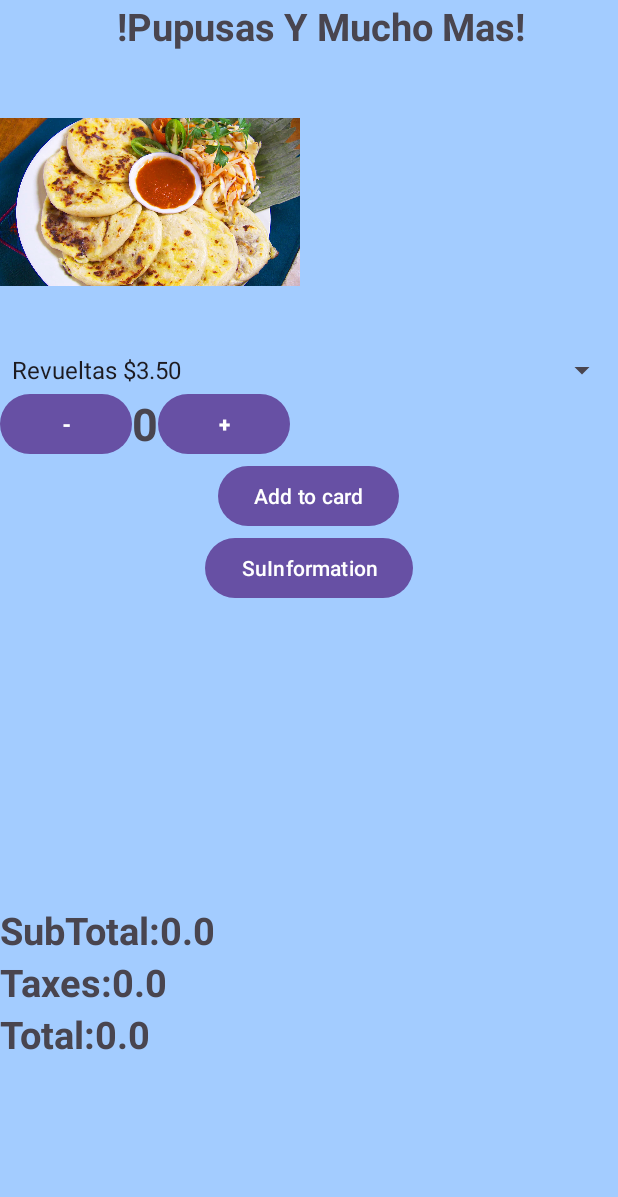
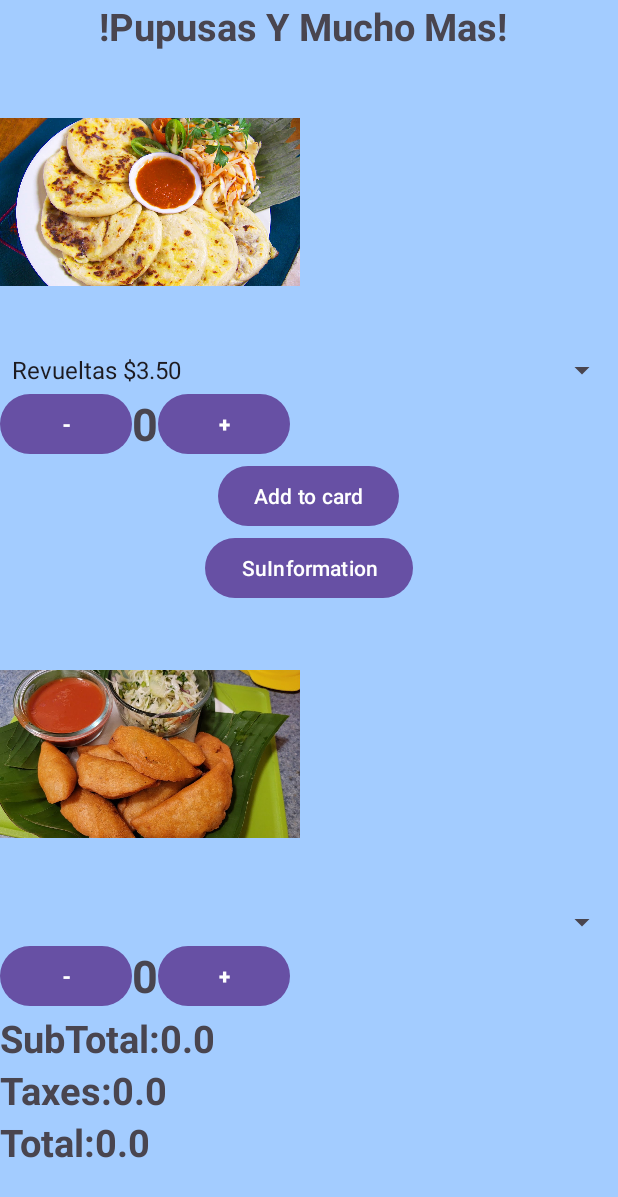
Before and after one commit to LCh-Salgado/LChS-RestaurantApp, an Android app: the FoodOrderActivity screen opened directly, with no data from a screen before it, on a phone screen of 412 x 824 dp. Shown: the top 1197 px of the screen. Run offline under Robolectric (Android 15) with nearby library versions, the phone set to English and light mode, and no system bars.

Commit message:
add the second image of food

```diff
--- a/app/src/main/java/com/example/restaurantapplch/FoodOrderActivity.java
+++ b/app/src/main/java/com/example/restaurantapplch/FoodOrderActivity.java
@@ -32,15 +32,15 @@ public class FoodOrderActivity extends AppCompatActivity {
     Intent addToCardIntent;
     Intent typeInfooIntent;
     Spinner spinnerFillings;
-//    Spinner spinnerF;
+    Spinner spinnerF;
     TextView howMuchTV;
 
-//    Button orderMorePTBTN;
-//    Button orderLessPTBTN;
-    Button addToCadBTN;
-    Button typeInfoBTN;
-//    int cuantasPasteless;
-//    TextView cuantassTV;
+   Button orderMorePTBTN;
+   Button orderLessPTBTN;
+   Button addToCadBTN;
+   Button typeInfoBTN;
+   int cuantasPasteless;
+   TextView cuantassTV;
 
     @Override
     protected void onCreate(Bundle savedInstanceState) {
@@ -57,13 +57,13 @@ public class FoodOrderActivity extends AppCompatActivity {
 
         spinnerFillings = (Spinner) findViewById(R.id.fillings);
 
-//        orderMorePTBTN = (Button)findViewById(R.id.ordenarMasPTBTN);
-//        orderLessPTBTN = (Button)findViewById(R.id.ordenarMenosPTBTN);
+        orderMorePTBTN = (Button)findViewById(R.id.ordenarMasPTBTN);
+       orderLessPTBTN = (Button)findViewById(R.id.ordenarMenosPTBTN);
 
         addToCadBTN = (Button)findViewById(R.id.addToTheCardBTN);
         typeInfoBTN = (Button)findViewById(R.id.typeInfoBTN);
 
-//        spinnerF = (Spinner)findViewById(R.id.filling);
+        spinnerF = (Spinner)findViewById(R.id.fillingsPasteles);
         ArrayAdapter<CharSequence> adapter = ArrayAdapter.createFromResource(
                 this,
                 R.array.fillings_array,
@@ -93,25 +93,26 @@ public class FoodOrderActivity extends AppCompatActivity {
 
             }
         });
-//        orderMorePTBTN.setOnClickListener(new View.OnClickListener() {
-//            @Override
-//            public void onClick(View view) {
-//                cuantasPasteless ++;
-//                String sMore=Integer.toString(cuantasPasteless);
-//                cuantassTV.setText(sMore);
-//
-//            }
-//        });
-//        orderLessPTBTN.setOnClickListener(new View.OnClickListener() {
-//            @Override
-//            public void onClick(View view) {
-//                cuantasPasteless --;
-//                String sLess=Integer.toString(cuantasPasteless);
-//                cuantassTV.setText(sLess);
-//
-//
-//            }
-//        });
+        orderMorePTBTN.setOnClickListener(new View.OnClickListener() {
+            @Override
+            public void onClick(View view) {
+                cuantasPasteless ++;
+                String sMore=Integer.toString(cuantasPasteless);
+                cuantassTV.setText(sMore);
+            }
+
+           }
+        );
+        orderLessPTBTN.setOnClickListener(new View.OnClickListener() {
+           @Override
+            public void onClick(View view) {
+                cuantasPasteless --;
+                String sLess=Integer.toString(cuantasPasteless);
+                cuantassTV.setText(sLess);
+
+
+            }
+        });
         addToCadBTN.setOnClickListener(new View.OnClickListener() {
             @Override
             public void onClick(View view) {
--- a/app/src/main/java/com/example/restaurantapplch/Pupusas.java
+++ b/app/src/main/java/com/example/restaurantapplch/Pupusas.java
@@ -52,7 +52,7 @@ public class Pupusas {
         }
 
         else if (filling.contains("Frijol con queso")){
-            price=(BASE_PRICE+0.25)*quantity;
+            price=(BASE_PRICE+0)*quantity;
         }
         else if(filling.contains("Loroco con queso")) {
             price=(BASE_PRICE+0.50)*quantity;
--- a/app/src/main/res/layout/activity_food_order.xml
+++ b/app/src/main/res/layout/activity_food_order.xml
@@ -12,7 +12,7 @@
         android:textSize="25sp"
         android:id="@+id/viewO"
         android:textStyle="bold"
-        android:text="             !Pupusas Y Mucho Mas!"/>
+        android:text="           !Pupusas Y Mucho Mas!"/>
 
     <ImageView
         android:layout_width="200sp"
@@ -20,7 +20,6 @@
         android:src="@drawable/pupusas"
         android:textAlignment="inherit"
         />
-
 
     <Spinner
         android:layout_width="match_parent"
@@ -58,40 +57,6 @@
 
     </LinearLayout>
 
-<!--    <ImageView-->
-<!--        android:layout_width="200sp"-->
-<!--        android:layout_height="200sp"-->
-<!--        android:src="@drawable/pastele"/>-->
-
-<!--    <Spinner-->
-<!--        android:layout_width="match_parent"-->
-<!--        android:layout_height="wrap_content"-->
-<!--        android:id="@+id/fillingsPasteles"/>-->
-
-<!--        <Button-->
-<!--            android:id="@+id/ordenarMenosPTBTN"-->
-<!--            android:layout_width="wrap_content"-->
-<!--            android:layout_height="wrap_content"-->
-<!--            android:text="-"-->
-<!--            android:textStyle="bold" />-->
-
-<!--        <TextView-->
-<!--        android:layout_width="wrap_content"-->
-<!--        android:layout_height="wrap_content"-->
-<!--        android:textAlignment="center"-->
-<!--        android:textStyle="bold"-->
-<!--        android:text="0"-->
-<!--        android:id="@+id/cuantassTV"-->
-<!--        android:textSize="30dp"/>-->
-
-<!--        <Button-->
-<!--        android:id="@+id/ordenarMasPTBTN"-->
-<!--        android:layout_width="wrap_content"-->
-<!--        android:layout_height="wrap_content"-->
-<!--        android:text="+"-->
-<!--        android:textStyle="bold" />-->
-
-
     <Button
         android:layout_width="wrap_content"
         android:layout_height="wrap_content"
@@ -109,9 +74,52 @@
 
     <LinearLayout
         android:layout_width="match_parent"
+        android:layout_height="wrap_content"
+        android:layout_gravity="center"
+        android:orientation="vertical">
+
+    <ImageView
+        android:layout_width="200sp"
         android:layout_height="200sp"
-        android:layout_gravity="center"
-        android:orientation="horizontal"/>
+        android:src="@drawable/pastele"/>
+
+    <Spinner
+        android:layout_width="match_parent"
+        android:layout_height="wrap_content"
+        android:id="@+id/fillingsPasteles"/>
+
+    </LinearLayout>
+
+    <LinearLayout
+        android:layout_width="wrap_content"
+        android:layout_height="wrap_content"
+        android:gravity="center"
+        android:orientation="horizontal">
+
+    <Button
+        android:id="@+id/ordenarMenosPTBTN"
+        android:layout_width="wrap_content"
+        android:layout_height="wrap_content"
+        android:text="-"
+        android:textStyle="bold" />
+
+    <TextView
+        android:layout_width="wrap_content"
+        android:layout_height="wrap_content"
+        android:textAlignment="center"
+        android:textStyle="bold"
+        android:text="0"
+        android:id="@+id/cuantassTV"
+        android:textSize="30dp"/>
+
+    <Button
+        android:id="@+id/ordenarMasPTBTN"
+        android:layout_width="wrap_content"
+        android:layout_height="wrap_content"
+        android:text="+"
+        android:textStyle="bold" />
+
+    </LinearLayout>
 
     <TextView
         android:layout_width="wrap_content"
@@ -137,8 +145,4 @@
         android:textStyle="bold"/>
 
 
-
-
-
-
 </LinearLayout>
```
